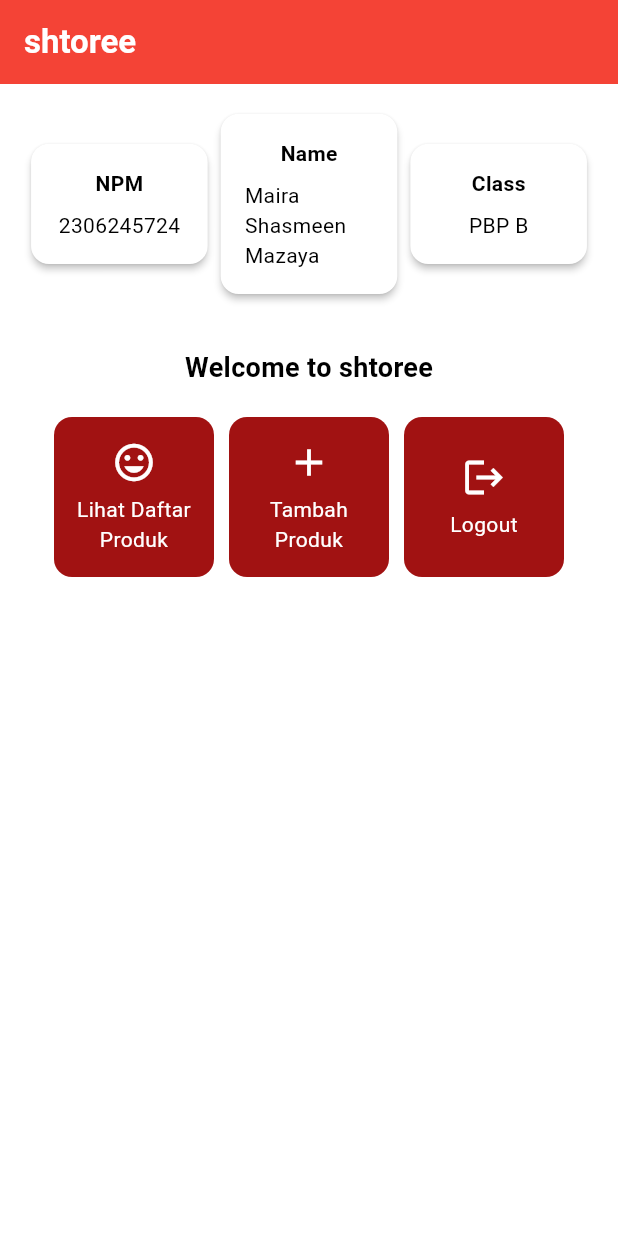
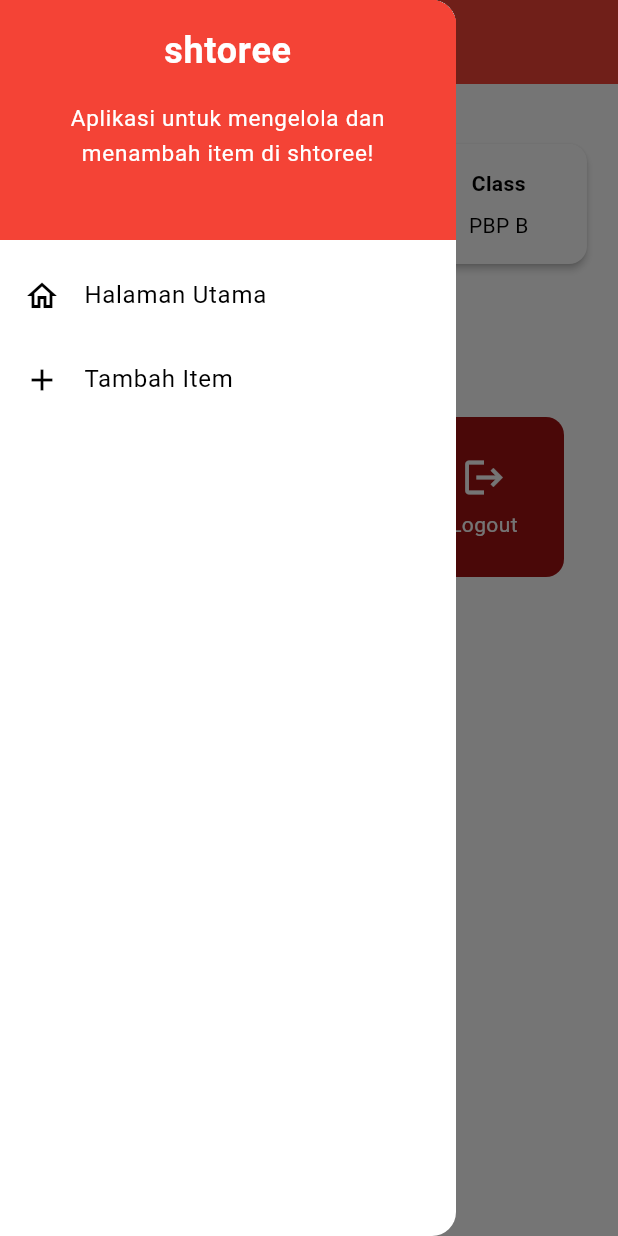
Before and after one commit to mairashasi/shtoree-mobile, a Flutter app: the screen it shows after launch, with the side drawer open (before the commit the screen has no drawer), on a phone screen of 412 x 824 dp. Run offline on Flutter 3.47's test engine with Material 3 defaults, Android fonts, the phone set to English and light mode, and no system bars.

Commit message:
add form dan card untuk tugas 8

```diff
--- a/lib/main.dart
+++ b/lib/main.dart
@@ -1,5 +1,5 @@
 import 'package:flutter/material.dart';
-import 'package:shtoree/menu.dart';
+import 'package:shtoree/screens/menu.dart';
 
 void main() {
   runApp(const MyApp());
--- a/lib/menu.dart
+++ b/lib/screens/menu.dart
@@ -1,4 +1,6 @@
 import 'package:flutter/material.dart';
+import 'package:shtoree/widgets/left_drawer.dart';
+import 'package:shtoree/widgets/item_card.dart';
 
 class MyHomePage extends StatelessWidget {
   final String npm = '2306245724'; // NPM
@@ -6,12 +8,11 @@ class MyHomePage extends StatelessWidget {
   final String className = 'PBP B'; // Kelas
 
   final List<ItemHomepage> items = [ // berisi tombol''
-        ItemHomepage("Lihat Daftar Produk", Icons.mood),
+    ItemHomepage("Lihat Daftar Produk", Icons.list),
     ItemHomepage("Tambah Produk", Icons.add),
     ItemHomepage("Logout", Icons.logout),
   ];
 
-    //diapus smua, ganti extends tadi
   MyHomePage({super.key});
 
   @override
@@ -30,7 +31,11 @@ class MyHomePage extends StatelessWidget {
         ),
         // Warna latar belakang AppBar diambil dari skema warna tema aplikasi.
         backgroundColor: Theme.of(context).colorScheme.primary,
+        // Mengganti warna icon drawer menjadi putih
+        iconTheme: const IconThemeData(color: Colors.white),
       ),
+      // Masukkan drawer sebagai parameter nilai drawer dari widget Scaffold
+      drawer: const LeftDrawer(),
       // Body halaman dengan padding di sekelilingnya.
       body: Padding(
         padding: const EdgeInsets.all(16.0),
@@ -55,7 +60,6 @@ class MyHomePage extends StatelessWidget {
             Center(
               child: Column(
                 // Menyusun teks dan grid item secara vertikal.
-
                 children: [
                   // Menampilkan teks sambutan dengan gaya tebal dan ukuran 18.
                   const Padding(
@@ -96,8 +100,8 @@ class MyHomePage extends StatelessWidget {
 
 class InfoCard extends StatelessWidget {
   // Kartu informasi yang menampilkan title dan content.
-    final String title;  // Judul kartu.
-    final String content;  // Isi kartu.
+  final String title; // Judul kartu.
+  final String content; // Isi kartu.
 
   const InfoCard({super.key, required this.title, required this.content});
 
--- /dev/null
+++ b/lib/widgets/item_card.dart
@@ -0,0 +1,62 @@
+import 'package:flutter/material.dart';
+import 'package:shtoree/screens/additem_form.dart';
+
+class ItemHomepage {
+  final String name;
+  final IconData icon;
+
+  ItemHomepage(this.name, this.icon);
+}
+
+class ItemCard extends StatelessWidget {
+  final ItemHomepage item;
+
+  const ItemCard(this.item, {super.key});
+
+  @override
+  Widget build(BuildContext context) {
+    return Material(
+      color: Theme.of(context).colorScheme.secondary,
+      borderRadius: BorderRadius.circular(12),
+      child: InkWell(
+        onTap: () {
+          if (item.name == "Tambah Item") {
+            Navigator.push(
+              context,
+              MaterialPageRoute(
+                builder: (context) => AddItemFormPage(),
+              ),
+            );
+          } else {
+            ScaffoldMessenger.of(context)
+              ..hideCurrentSnackBar()
+              ..showSnackBar(
+                SnackBar(content: Text("Kamu telah menekan tombol ${item.name}!")),
+              );
+          }
+        },
+        child: Container(
+          padding: const EdgeInsets.all(8),
+          child: Center(
+            child: Column(
+              mainAxisAlignment: MainAxisAlignment.center,
+              children: [
+                Icon(
+                  item.icon,
+                  color: Colors.white,
+                  size: 30.0,
+                ),
+                const Padding(padding: EdgeInsets.all(3)),
+                Text(
+                  item.name,
+                  textAlign: TextAlign.center,
+                  style: const TextStyle(color: Colors.white),
+                ),
+              ],
+            ),
+          ),
+        ),
+      ),
+    );
+  }
+}
--- /dev/null
+++ b/lib/widgets/left_drawer.dart
@@ -0,0 +1,69 @@
+import 'package:flutter/material.dart';
+import 'package:shtoree/screens/menu.dart';
+import 'package:shtoree/screens/additem_form.dart';
+
+class LeftDrawer extends StatelessWidget {
+  const LeftDrawer({super.key});
+
+  @override
+  Widget build(BuildContext context) {
+    return Drawer(
+      child: ListView(
+        children: [
+          DrawerHeader(
+            decoration: BoxDecoration(
+              color: Theme.of(context).colorScheme.primary,
+            ),
+            child: const Column(
+              children: [
+                Text(
+                  'shtoree',
+                  textAlign: TextAlign.center,
+                  style: TextStyle(
+                    fontSize: 24,
+                    fontWeight: FontWeight.bold,
+                    color: Colors.white,
+                  ),
+                ),
+                Padding(padding: EdgeInsets.all(8)),
+                Text(
+                  "Aplikasi untuk mengelola dan menambah item di shtoree!",
+                  textAlign: TextAlign.center,
+                  style: TextStyle(
+                    fontSize: 15,
+                    color: Colors.white,
+                    fontWeight: FontWeight.normal,
+                  ),
+                ),
+              ],
+            ),
+          ),
+          ListTile(
+            leading: const Icon(Icons.home_outlined),
+            title: const Text('Halaman Utama'),
+            onTap: () {
+              Navigator.pushReplacement(
+                context,
+                MaterialPageRoute(
+                  builder: (context) => MyHomePage(),
+                ),
+              );
+            },
+          ),
+          ListTile(
+            leading: const Icon(Icons.add),
+            title: const Text('Tambah Item'),
+            onTap: () {
+              Navigator.push(
+                context,
+                MaterialPageRoute(
+                  builder: (context) => AddItemFormPage(),
+                ),
+              );
+            },
+          ),
+        ],
+      ),
+    );
+  }
+}
```
Also changed, not shown: lib/screens/additem_form.dart (added, +165 -0 lines). Lines whose indentation alone changed are shown as unchanged.
